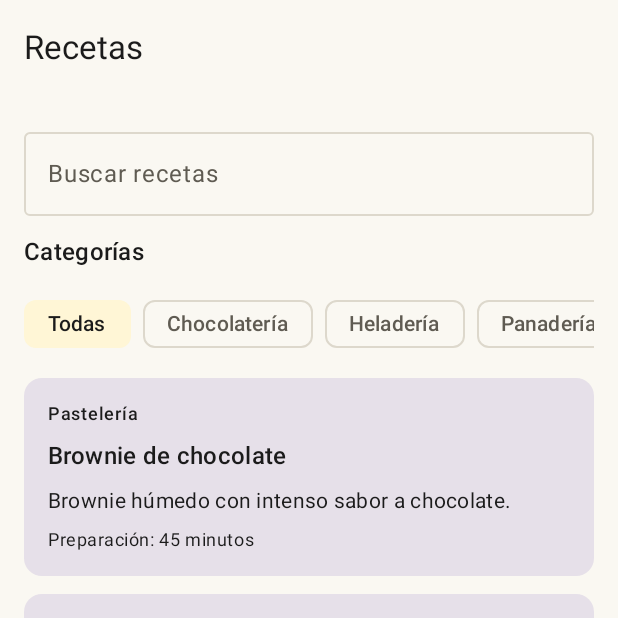
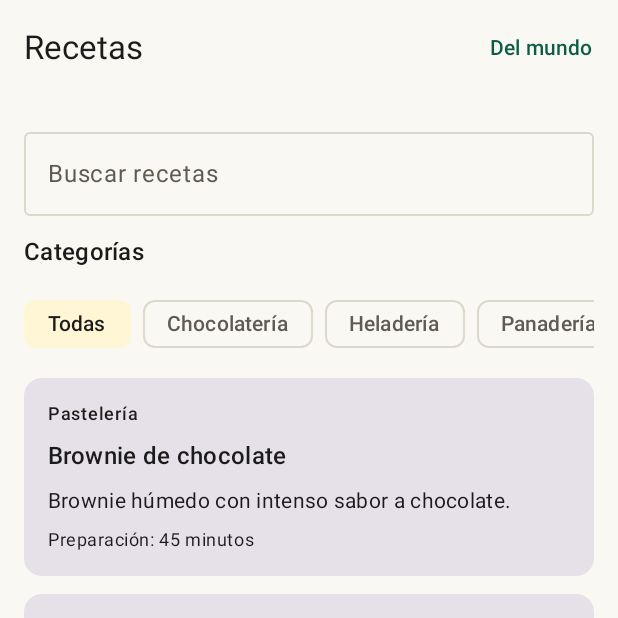
Before and after one commit to jparevalozuaza/AppMasterMartini_Grupo13, an Android app built with Jetpack Compose: the RecetasScreen screen opened through its navigation route, on a phone screen of 412 x 824 dp, the top half of it. Run offline under Robolectric (Android 15) with nearby library versions, the phone set to English and light mode, and no system bars; our stand-ins replace Room's generated code.

Commit message:
feat(nav): agrega la pantalla Recetas del mundo y su acceso desde Recetas

```diff
--- a/app/src/main/java/cl/duoc/mastermartini/navigation/Screen.kt
+++ b/app/src/main/java/cl/duoc/mastermartini/navigation/Screen.kt
@@ -75,6 +75,12 @@ sealed class Screen(
         }
     }
 
+    // Recetas del mundo: datos de la API externa DummyJSON
+    data object RecetasExternas : Screen(
+        route = "recetasExternas",
+        titulo = "Recetas del mundo"
+    )
+
     // Formulario de recetas: recetaId = 0 crea una receta nueva; otro valor edita esa receta
     data object FormularioReceta : Screen(
         route = "formularioReceta/{recetaId}",
--- a/app/src/main/java/cl/duoc/mastermartini/ui/screens/RecetasScreen.kt
+++ b/app/src/main/java/cl/duoc/mastermartini/ui/screens/RecetasScreen.kt
@@ -27,6 +27,7 @@ import androidx.compose.material3.Scaffold
 import androidx.compose.material3.SnackbarHost
 import androidx.compose.material3.SnackbarHostState
 import androidx.compose.material3.Text
+import androidx.compose.material3.TextButton
 import androidx.compose.material3.TopAppBar
 import androidx.compose.material.icons.Icons
 import androidx.compose.material.icons.filled.Add
@@ -96,7 +97,13 @@ fun RecetasScreen(
     Scaffold(
         topBar = {
             TopAppBar(
-                title = { Text("Recetas") }
+                title = { Text("Recetas") },
+                // Acceso a la API externa: recetas del mundo (DummyJSON)
+                actions = {
+                    TextButton(onClick = { navController.navigate(Screen.RecetasExternas.route) }) {
+                        Text("Del mundo")
+                    }
+                }
             )
         },
         snackbarHost = { SnackbarHost(snackbarHostState) },
```
Also changed, not shown: app/src/main/java/cl/duoc/mastermartini/MainActivity.kt (+12 -0 lines).
